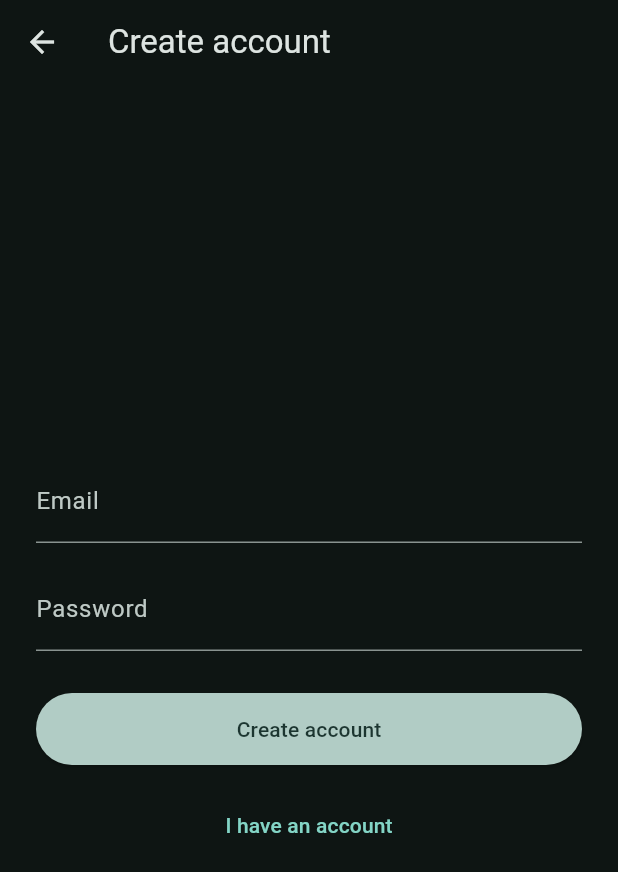
After one commit to landphoto/Land_Photo, a Flutter app: the screen it shows after launch, after a tap on "Sign in", after a tap on "Create account", on a phone screen of 412 x 824 dp. The commit adds this screen. Shown: the top 872 px of the screen. Run offline on Flutter 3.47's test engine with Material 3 defaults, Android fonts, the phone set to English and light mode, and no system bars; our stand-ins replace emoji_picker_flutter, google_fonts, image_picker, supabase, supabase_flutter; accounts and stored records are empty.

Commit message:
Add routes + working Sign in/Sign up flows and Home placeholder

```diff
--- a/lib/main.dart
+++ b/lib/main.dart
@@ -1,21 +1,79 @@
+// lib/main.dart
 import 'package:flutter/material.dart';
-import 'theme.dart';
-import 'screens/splash_screen.dart';
+import 'package:supabase_flutter/supabase_flutter.dart';
 
-void main() {
+import 'secrets.dart'; // ??? ????? ??? url ???? anonKey
+import 'screens/login_screen.dart';
+import 'screens/signup_screen.dart';
+
+Future<void> main() async {
   WidgetsFlutterBinding.ensureInitialized();
-  runApp(const LandPhotoApp());
+
+  // ????? Supabase ???????? ????? ?? secrets.dart
+  await Supabase.initialize(
+    url: supabaseUrl,
+    anonKey: supabaseAnonKey,
+  );
+
+  runApp(const MyApp());
 }
 
-class LandPhotoApp extends StatelessWidget {
-  const LandPhotoApp({super.key});
+class MyApp extends StatelessWidget {
+  const MyApp({super.key});
+
   @override
   Widget build(BuildContext context) {
+    final theme = ThemeData(
+      colorSchemeSeed: const Color(0xFF66E0CC),
+      brightness: Brightness.dark,
+      useMaterial3: true,
+      inputDecorationTheme: const InputDecorationTheme(
+        border: UnderlineInputBorder(),
+      ),
+    );
+
     return MaterialApp(
-      title: 'LandPhoto',
       debugShowCheckedModeBanner: false,
-      theme: appTheme(),
-      home: const SplashScreen(),
+      title: 'Land Photo',
+      theme: theme,
+      routes: {
+        '/login': (_) => const LoginScreen(),
+        '/signup': (_) => const SignUpScreen(),
+        '/home': (_) => const HomeScreen(),
+      },
+      initialRoute: '/login',
     );
   }
 }
+
+/// ???? ?????? ????? ??? ????? ??????
+class HomeScreen extends StatelessWidget {
+  const HomeScreen({super.key});
+
+  @override
+  Widget build(BuildContext context) {
+    final user = Supabase.instance.client.auth.currentUser;
+    return Scaffold(
+      appBar: AppBar(title: const Text('Home')),
+      body: Center(
+        child: Column(
+          mainAxisSize: MainAxisSize.min,
+          children: [
+            Text('Welcome ${user?.email ?? ""}'),
+            const SizedBox(height: 16),
+            FilledButton(
+              onPressed: () async {
+                await Supabase.instance.client.auth.signOut();
+                if (context.mounted) {
+                  Navigator.of(context)
+                      .pushNamedAndRemoveUntil('/login', (r) => false);
+                }
+              },
+              child: const Text('Sign out'),
+            ),
+          ],
+        ),
+      ),
+    );
+  }
+}
--- a/lib/screens/login_screen.dart
+++ b/lib/screens/login_screen.dart
@@ -25,9 +25,7 @@ class _LoginScreenState extends State<LoginScreen> {
   }
 
   Future<void> _signIn() async {
-    // ???? ????? ?????? ????? ???????
     if (_loading) return;
-
     final valid = _formKey.currentState?.validate() ?? false;
     if (!valid) return;
 
@@ -38,14 +36,12 @@ class _LoginScreenState extends State<LoginScreen> {
         password: _pass.text,
       );
 
-      // ????
       if (!mounted) return;
       if (res.session != null) {
-        // ????: ??? ??? Home ???? ??????
         Navigator.of(context).pushNamedAndRemoveUntil('/home', (r) => false);
       } else {
         ScaffoldMessenger.of(context).showSnackBar(
-          const SnackBar(content: Text('??? ????? ??????')),
+          const SnackBar(content: Text('Sign in failed')),
         );
       }
     } on AuthException catch (e) {
@@ -56,7 +52,7 @@ class _LoginScreenState extends State<LoginScreen> {
     } catch (e) {
       if (!mounted) return;
       ScaffoldMessenger.of(context).showSnackBar(
-        SnackBar(content: Text('??? ??? ?????: $e')),
+        SnackBar(content: Text('Unexpected error: $e')),
       );
     } finally {
       if (mounted) setState(() => _loading = false);
@@ -70,7 +66,6 @@ class _LoginScreenState extends State<LoginScreen> {
       appBar: AppBar(title: const Text('Sign in')),
       body: SafeArea(
         child: GestureDetector(
-          // ?? ?????? ???????? ? ???? ??? ?????
           onTap: () => FocusScope.of(context).unfocus(),
           behavior: HitTestBehavior.translucent,
           child: Center(
@@ -103,7 +98,7 @@ class _LoginScreenState extends State<LoginScreen> {
                         width: double.infinity,
                         height: 48,
                         child: ElevatedButton(
-                          onPressed: _loading ? null : _signIn, // ???!
+                          onPressed: _loading ? null : _signIn,
                           style: ElevatedButton.styleFrom(
                             backgroundColor: cs.secondary,
                             foregroundColor: cs.onSecondary,
--- /dev/null
+++ b/lib/screens/signup_screen.dart
@@ -0,0 +1,133 @@
+// lib/screens/signup_screen.dart
+import 'package:flutter/material.dart';
+import 'package:supabase_flutter/supabase_flutter.dart';
+
+class SignUpScreen extends StatefulWidget {
+  const SignUpScreen({super.key});
+
+  @override
+  State<SignUpScreen> createState() => _SignUpScreenState();
+}
+
+class _SignUpScreenState extends State<SignUpScreen> {
+  final _formKey = GlobalKey<FormState>();
+  final _email = TextEditingController();
+  final _pass = TextEditingController();
+  bool _loading = false;
+
+  final _supabase = Supabase.instance.client;
+
+  @override
+  void dispose() {
+    _email.dispose();
+    _pass.dispose();
+    super.dispose();
+  }
+
+  Future<void> _signUp() async {
+    if (_loading) return;
+    final valid = _formKey.currentState?.validate() ?? false;
+    if (!valid) return;
+
+    setState(() => _loading = true);
+    try {
+      final res = await _supabase.auth.signUp(
+        email: _email.text.trim(),
+        password: _pass.text,
+      );
+
+      if (!mounted) return;
+      if (res.session != null) {
+        // مباشرةً مسجل – بعض المشاريع تتطلب تأكيد إيميل ولن ترجع Session
+        Navigator.of(context).pushNamedAndRemoveUntil('/home', (r) => false);
+      } else {
+        ScaffoldMessenger.of(context).showSnackBar(
+          const SnackBar(
+            content: Text('Check your email to confirm your account.'),
+          ),
+        );
+        Navigator.of(context).pushNamedAndRemoveUntil('/login', (r) => false);
+      }
+    } on AuthException catch (e) {
+      if (!mounted) return;
+      ScaffoldMessenger.of(context).showSnackBar(
+        SnackBar(content: Text(e.message)),
+      );
+    } catch (e) {
+      if (!mounted) return;
+      ScaffoldMessenger.of(context).showSnackBar(
+        SnackBar(content: Text('Unexpected error: $e')),
+      );
+    } finally {
+      if (mounted) setState(() => _loading = false);
+    }
+  }
+
+  @override
+  Widget build(BuildContext context) {
+    final cs = Theme.of(context).colorScheme;
+    return Scaffold(
+      appBar: AppBar(title: const Text('Create account')),
+      body: SafeArea(
+        child: Center(
+          child: ConstrainedBox(
+            constraints: const BoxConstraints(maxWidth: 420),
+            child: Padding(
+              padding: const EdgeInsets.all(24),
+              child: Form(
+                key: _formKey,
+                child: Column(
+                  mainAxisSize: MainAxisSize.min,
+                  children: [
+                    TextFormField(
+                      controller: _email,
+                      keyboardType: TextInputType.emailAddress,
+                      decoration: const InputDecoration(labelText: 'Email'),
+                      validator: (v) =>
+                          (v == null || v.trim().isEmpty) ? 'Required' : null,
+                    ),
+                    const SizedBox(height: 16),
+                    TextFormField(
+                      controller: _pass,
+                      obscureText: true,
+                      decoration: const InputDecoration(labelText: 'Password'),
+                      validator: (v) =>
+                          (v == null || v.isEmpty) ? 'Required' : null,
+                    ),
+                    const SizedBox(height: 28),
+                    SizedBox(
+                      width: double.infinity,
+                      height: 48,
+                      child: ElevatedButton(
+                        onPressed: _loading ? null : _signUp,
+                        style: ElevatedButton.styleFrom(
+                          backgroundColor: cs.secondary,
+                          foregroundColor: cs.onSecondary,
+                          shape: const StadiumBorder(),
+                        ),
+                        child: _loading
+                            ? const SizedBox(
+                                width: 22,
+                                height: 22,
+                                child: CircularProgressIndicator(strokeWidth: 2),
+                              )
+                            : const Text('Create account'),
+                      ),
+                    ),
+                    const SizedBox(height: 16),
+                    TextButton(
+                      onPressed: _loading
+                          ? null
+                          : () => Navigator.of(context).pushNamed('/login'),
+                      child: const Text('I have an account'),
+                    ),
+                  ],
+                ),
+              ),
+            ),
+          ),
+        ),
+      ),
+    );
+  }
+}
```
